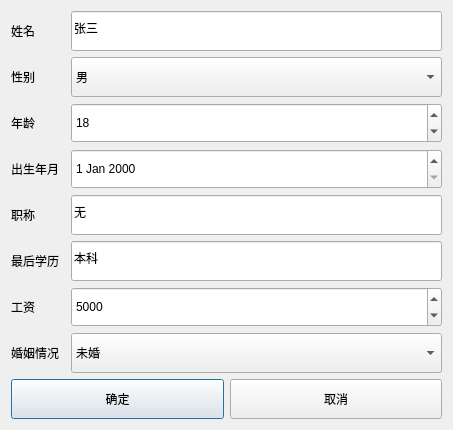
Above: addworkdlg.ui from zhangxl601/WorkerManageSystem before the change. Below: the same form after it.
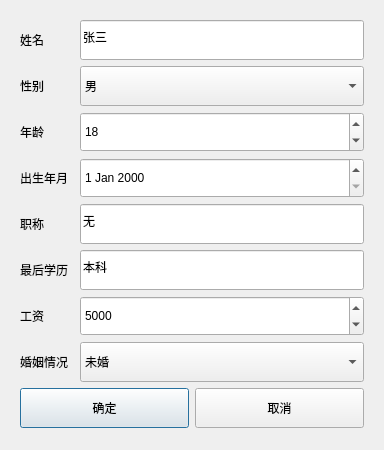
That is the form after the change.

The edit to the form file:
```diff
--- a/addworkdlg.ui
+++ b/addworkdlg.ui
@@ -6,14 +6,26 @@
    <rect>
     <x>0</x>
     <y>0</y>
-    <width>453</width>
-    <height>428</height>
+    <width>384</width>
+    <height>450</height>
    </rect>
   </property>
   <property name="windowTitle">
    <string>Dialog</string>
   </property>
   <layout class="QGridLayout" name="gridLayout">
+   <property name="leftMargin">
+    <number>20</number>
+   </property>
+   <property name="topMargin">
+    <number>20</number>
+   </property>
+   <property name="rightMargin">
+    <number>20</number>
+   </property>
+   <property name="bottomMargin">
+    <number>20</number>
+   </property>
    <item row="7" column="0">
     <widget class="QLabel" name="label_7">
      <property name="text">
```
